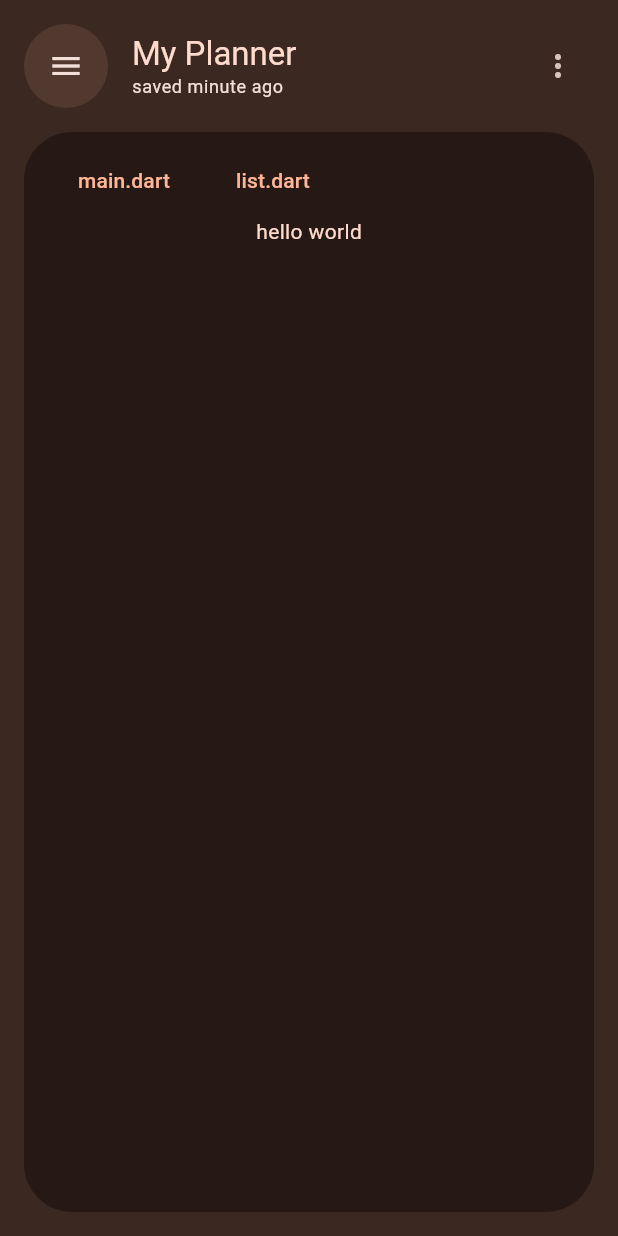
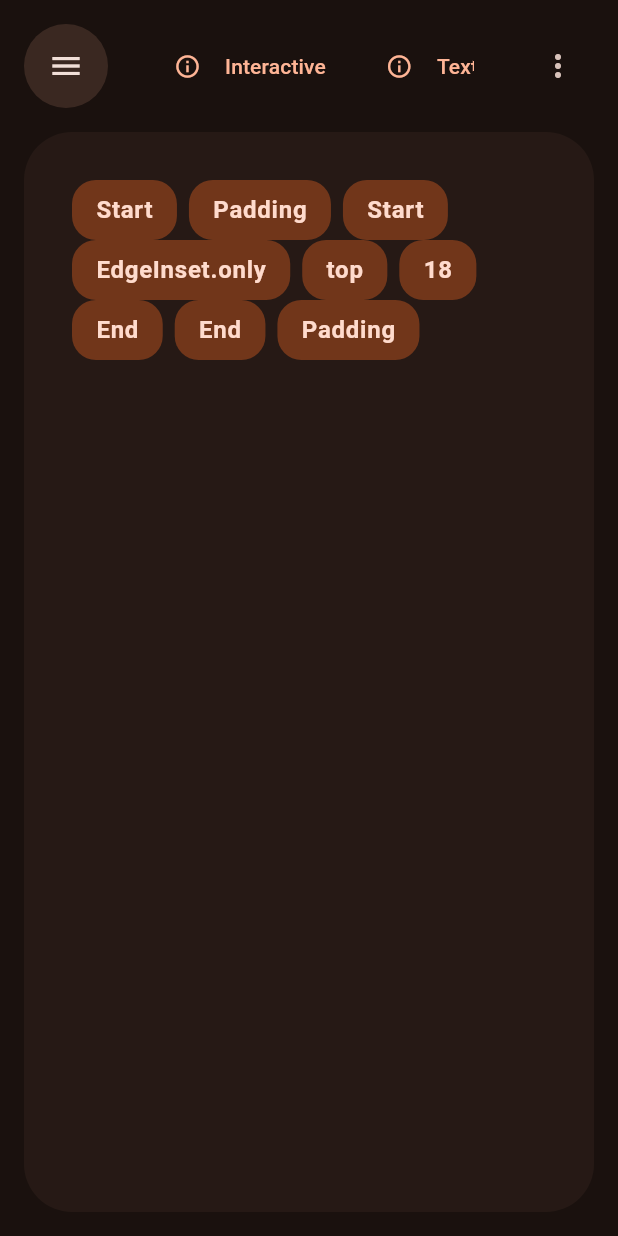
Before and after one commit to ljcucc/ClayTab, a Flutter app: the screen it shows after launch, on a phone screen of 412 x 824 dp. Run offline on Flutter 3.47's test engine with Material 2 defaults, Android fonts, the phone set to English and light mode, and no system bars.

Commit message:
experimenting layout

```diff
--- /dev/null
+++ b/lib/code_editor.dart
@@ -0,0 +1,51 @@
+import 'package:flutter/material.dart';
+
+class CodeEditor extends StatelessWidget {
+  final String code;
+
+  const CodeEditor({
+    super.key,
+    required this.code,
+  });
+
+  @override
+  Widget build(BuildContext context) {
+    return SizedBox.expand(
+      child: Padding(
+        padding: const EdgeInsets.all(32.0),
+        child: SingleChildScrollView(
+          scrollDirection: Axis.vertical,
+          child: Wrap(
+            // mainAxisSize: MainAxisSize.min,
+            // crossAxisAlignment: CrossAxisAlignment.start,
+            children: [
+              ...code
+                  .split(RegExp("\\s|\\n|\\t"))
+                  .where((element) => element.trim().length > 0)
+                  .toList()
+                  .map((e) {
+                return Padding(
+                  padding: const EdgeInsets.only(right: 8),
+                  child: Container(
+                    padding: EdgeInsets.symmetric(vertical: 8, horizontal: 16),
+                    decoration: BoxDecoration(
+                      color: Theme.of(context).colorScheme.primaryContainer,
+                      borderRadius: BorderRadius.all(Radius.circular(16)),
+                    ),
+                    child: Text(
+                      e,
+                      style: Theme.of(context).textTheme.bodyLarge!.copyWith(
+                          color:
+                              Theme.of(context).colorScheme.onPrimaryContainer,
+                          fontWeight: FontWeight.bold),
+                    ),
+                  ),
+                );
+              })
+            ],
+          ),
+        ),
+      ),
+    );
+  }
+}
--- a/lib/files_tab.dart
+++ b/lib/files_tab.dart
@@ -23,7 +23,7 @@ class _FilesTabState extends State<FilesTab> {
       };
       ButtonStyle? style = ButtonStyle(
         backgroundColor: MaterialStatePropertyAll(
-          Theme.of(context).colorScheme.surfaceVariant,
+          Theme.of(context).colorScheme.primary.withOpacity(.15),
         ),
       );
       final child = Padding(
@@ -36,9 +36,10 @@ class _FilesTabState extends State<FilesTab> {
       return Padding(
         padding: const EdgeInsets.only(right: 4),
         child: SizedBox(
-          child: TextButton(
+          child: TextButton.icon(
+            icon: Icon(Icons.info_outline),
             onPressed: onPressed,
-            child: child,
+            label: child,
             style: style,
           ),
         ),
@@ -49,9 +50,20 @@ class _FilesTabState extends State<FilesTab> {
   @override
   Widget build(BuildContext context) {
     return Padding(
-      padding: const EdgeInsets.symmetric(horizontal: 16).copyWith(top: 8),
-      child: Row(
-        children: generate(widget.files),
+      padding: const EdgeInsets.symmetric(horizontal: 16),
+      child: Container(
+        clipBehavior: Clip.hardEdge,
+        decoration: BoxDecoration(
+          borderRadius: BorderRadius.all(Radius.circular(100)),
+        ),
+        constraints: const BoxConstraints(maxWidth: 500),
+        child: SingleChildScrollView(
+          scrollDirection: Axis.horizontal,
+          child: Row(
+            mainAxisSize: MainAxisSize.min,
+            children: generate(widget.files),
+          ),
+        ),
       ),
     );
   }
--- a/lib/main.dart
+++ b/lib/main.dart
@@ -1,3 +1,4 @@
+import 'package:code_playground/code_editor.dart';
 import 'package:code_playground/files_tab.dart';
 import 'package:flutter/material.dart';
 
@@ -46,7 +47,7 @@ class _MyHomePageState extends State<MyHomePage> {
     Color background = Theme.of(context).colorScheme.surfaceVariant;
 
     return Material(
-      elevation: 12,
+      elevation: 0,
       surfaceTintColor: Theme.of(context).colorScheme.primary,
       shadowColor: Colors.transparent,
       color: Theme.of(context).colorScheme.surface,
@@ -55,10 +56,10 @@ class _MyHomePageState extends State<MyHomePage> {
         child: Scaffold(
           backgroundColor: Colors.transparent,
           appBar: AppBar(
-            centerTitle: false,
+            centerTitle: true,
             backgroundColor: Colors.transparent,
             leading: Material(
-              elevation: 8,
+              elevation: 12,
               borderRadius: BorderRadius.all(Radius.circular(100)),
               clipBehavior: Clip.hardEdge,
               shadowColor: Colors.transparent,
@@ -79,14 +80,12 @@ class _MyHomePageState extends State<MyHomePage> {
             title: Column(
               crossAxisAlignment: CrossAxisAlignment.start,
               children: [
-                Text(
-                  "My Planner",
-                  style: TextStyle(
-                    color: Theme.of(context).colorScheme.onPrimaryContainer,
-                  ),
+                FilesTab(
+                  files: [
+                    "Interactive",
+                    "Text",
+                  ],
                 ),
-                Text("saved minute ago",
-                    style: Theme.of(context).textTheme.bodySmall),
               ],
             ),
           ),
@@ -99,21 +98,10 @@ class _MyHomePageState extends State<MyHomePage> {
               shadowColor: Colors.transparent,
               borderRadius: BorderRadius.all(Radius.circular(32)),
               color: Theme.of(context).colorScheme.surface,
-              child: SizedBox.expand(
-                child: Column(
-                  mainAxisSize: MainAxisSize.min,
-                  children: [
-                    FilesTab(
-                      files: ["main.dart", "list.dart"],
-                    ),
-                    Text(
-                      "hello world",
-                      style: TextStyle(
-                        color: Theme.of(context).colorScheme.onPrimaryContainer,
-                      ),
-                    ),
-                  ],
-                ),
+              child: CodeEditor(
+                code:
+                    "Start Padding\n\t\t\t\tStart EdgeInset.only top 18 End\nEnd Padding",
+                // "",
               ),
             ),
           ),
```
